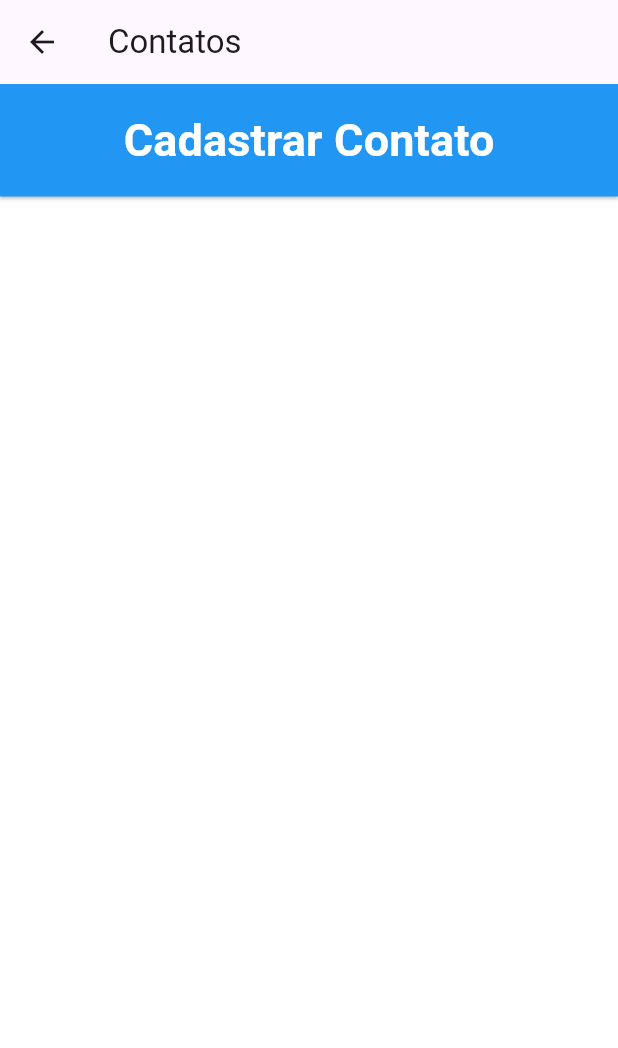
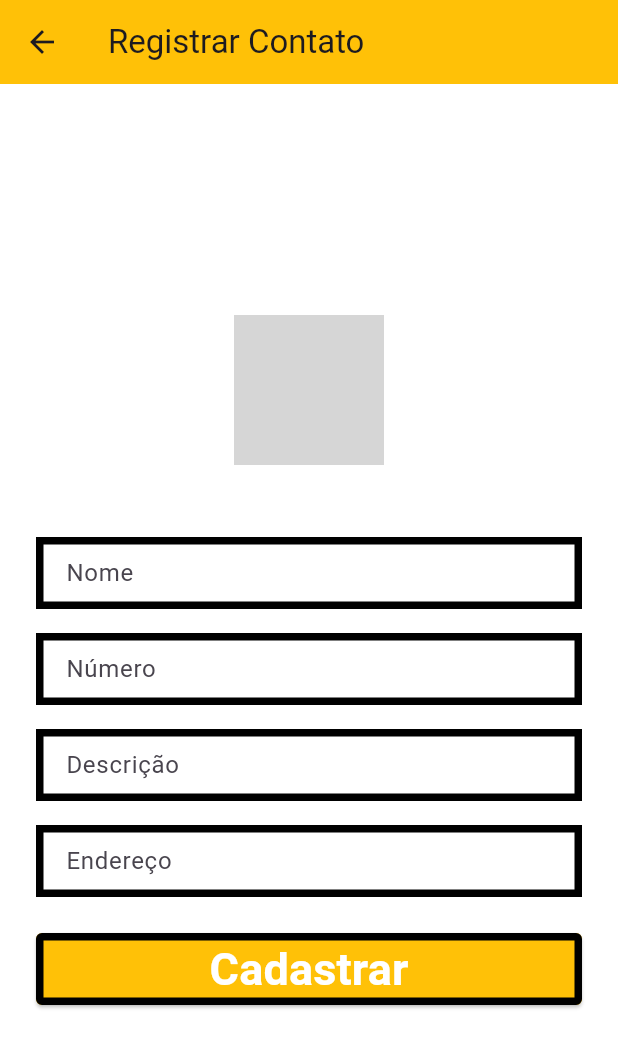
Before and after one commit to alexsousadev/login_dart, a Flutter app: the ListaContatosScreen screen opened by its route, after a tap on "Cadastrar Contato", on a phone screen of 412 x 824 dp. Shown: the top 1048 px of the screen. Run offline on Flutter 3.47's test engine with Material 3 defaults, Android fonts, the light colour scheme and no system bars; our stand-ins replace flutter_dotenv, geocoding, geolocator, google_maps_flutter, supabase_flutter; accounts and stored records are empty; grey boxes are pictures that could not be loaded.

Commit message:
cadastrar contatos

```diff
--- /dev/null
+++ b/lib/env.dart
@@ -0,0 +1,14 @@
+// lib/env_variables.dart
+import 'package:flutter_dotenv/flutter_dotenv.dart';
+
+class EnvVariables {
+  static Future<void> load() async {
+    await dotenv.load(fileName: "../.env");
+  }
+
+  String get mapsKey => dotenv.env['MAPS_KEY']!;
+
+  String get supabaseUrl => dotenv.env['SUPABASE_URL']!;
+
+  String get apiKey => dotenv.env['SUPABASE_KEY']!;
+}
--- a/lib/screens/contatos/listar-contatos.dart
+++ b/lib/screens/contatos/listar-contatos.dart
@@ -1,4 +1,5 @@
 import 'package:flutter/material.dart';
+import 'package:flutter_application_1/screens/contatos/registrar-contato.dart';
 import 'package:flutter_application_1/src/controller/contatos.controller.dart';
 import 'package:supabase_flutter/supabase_flutter.dart';
 
@@ -10,7 +11,6 @@ class ListaContatosScreen extends StatefulWidget {
 }
 
 class ListaContatosScreenState extends State<ListaContatosScreen> {
-
   // trazendo a lista de contatos
   List<dynamic> contatos = [];
   bool isLoading = true;
@@ -62,13 +62,18 @@ class ListaContatosScreenState extends State<ListaContatosScreen> {
               onPressed: () {
                 // Implementar navegação para tela de cadastro
                 print('Cadastrar novo contato');
+                Navigator.push(
+                    context,
+                    MaterialPageRoute(
+                        builder: (context) => const RegistrarContatoScreen()));
               },
               style: ElevatedButton.styleFrom(
                 backgroundColor: Colors.blue,
                 foregroundColor: Colors.white,
                 padding:
                     const EdgeInsets.symmetric(horizontal: 20, vertical: 16),
-                shape: RoundedRectangleBorder(borderRadius: BorderRadius.zero),
+                shape: const RoundedRectangleBorder(
+                    borderRadius: BorderRadius.zero),
               ),
               child: const Text(
                 'Cadastrar Contato',
@@ -152,7 +157,7 @@ class ContatoWidget extends StatelessWidget {
             icon: const Icon(Icons.delete, color: Colors.red),
             onPressed: onDelete,
           ),
-          SizedBox(
+          const SizedBox(
             height: 30,
           ),
         ],
--- a/lib/screens/contatos/registrar-contato.dart
+++ b/lib/screens/contatos/registrar-contato.dart
@@ -0,0 +1,207 @@
+import 'package:flutter/material.dart';
+import 'package:flutter_application_1/env.dart';
+import 'package:supabase_flutter/supabase_flutter.dart';
+import 'package:geocoding/geocoding.dart';
+import 'package:http/http.dart' as http;
+import 'dart:convert';
+
+class RegistrarContatoScreen extends StatelessWidget {
+  const RegistrarContatoScreen({super.key});
+
+  @override
+  Widget build(BuildContext context) {
+    final TextEditingController nomeController = TextEditingController();
+    final TextEditingController numeroController = TextEditingController();
+    final TextEditingController descricaoController = TextEditingController();
+    final TextEditingController enderecoController = TextEditingController();
+
+    double borderValue = 5;
+
+    return Scaffold(
+      backgroundColor: Colors.white,
+      appBar: AppBar(
+        title: const Text('Registrar Contato'),
+        backgroundColor: Colors.amber,
+      ),
+      body: Center(
+        child: SingleChildScrollView(
+          padding: const EdgeInsets.all(24.0),
+          child: Column(
+            mainAxisAlignment: MainAxisAlignment.center,
+            children: [
+              Image.asset(
+                'ifpi.png',
+                height: 100,
+                fit: BoxFit.contain,
+              ),
+              const SizedBox(height: 48),
+
+              // Campo Nome
+              TextField(
+                controller: nomeController,
+                decoration: InputDecoration(
+                  labelText: 'Nome',
+                  enabledBorder: OutlineInputBorder(
+                    borderRadius: BorderRadius.zero,
+                    borderSide:
+                        BorderSide(width: borderValue, color: Colors.black),
+                  ),
+                  focusedBorder: OutlineInputBorder(
+                    borderRadius: BorderRadius.zero,
+                    borderSide:
+                        BorderSide(width: borderValue, color: Colors.blue),
+                  ),
+                  contentPadding:
+                      const EdgeInsets.symmetric(horizontal: 16, vertical: 12),
+                ),
+              ),
+              const SizedBox(height: 16),
+
+              // Campo Número
+              TextField(
+                controller: numeroController,
+                decoration: InputDecoration(
+                  labelText: 'Número',
+                  enabledBorder: OutlineInputBorder(
+                    borderRadius: BorderRadius.zero,
+                    borderSide:
+                        BorderSide(width: borderValue, color: Colors.black),
+                  ),
+                  focusedBorder: OutlineInputBorder(
+                    borderRadius: BorderRadius.zero,
+                    borderSide:
+                        BorderSide(width: borderValue, color: Colors.blue),
+                  ),
+                  contentPadding:
+                      const EdgeInsets.symmetric(horizontal: 16, vertical: 12),
+                ),
+              ),
+              const SizedBox(height: 16),
+
+              // Campo Descrição
+              TextField(
+                controller: descricaoController,
+                decoration: InputDecoration(
+                  labelText: 'Descrição',
+                  enabledBorder: OutlineInputBorder(
+                    borderRadius: BorderRadius.zero,
+                    borderSide:
+                        BorderSide(width: borderValue, color: Colors.black),
+                  ),
+                  focusedBorder: OutlineInputBorder(
+                    borderRadius: BorderRadius.zero,
+                    borderSide:
+                        BorderSide(width: borderValue, color: Colors.blue),
+                  ),
+                  contentPadding:
+                      const EdgeInsets.symmetric(horizontal: 16, vertical: 12),
+                ),
+              ),
+              const SizedBox(height: 16),
+              // Campo Endereço
+              TextField(
+                controller: enderecoController,
+                decoration: InputDecoration(
+                  labelText: 'Endereço',
+                  enabledBorder: OutlineInputBorder(
+                    borderRadius: BorderRadius.zero,
+                    borderSide:
+                        BorderSide(width: borderValue, color: Colors.black),
+                  ),
+                  focusedBorder: OutlineInputBorder(
+                    borderRadius: BorderRadius.zero,
+                    borderSide:
+                        BorderSide(width: borderValue, color: Colors.blue),
+                  ),
+                  contentPadding:
+                      const EdgeInsets.symmetric(horizontal: 16, vertical: 12),
+                ),
+              ),
+              const SizedBox(height: 24),
+
+              // Botão Cadastrar
+              SizedBox(
+                width: double.infinity,
+                height: 48,
+                child: ElevatedButton(
+                  onPressed: () async {
+                    String nome = nomeController.text.trim();
+                    String numero = numeroController.text.trim();
+                    String descricao = descricaoController.text.trim();
+                    String endereco = enderecoController.text.trim();
+
+                    String apikeyMap = EnvVariables().mapsKey;
+
+                    print("chave de api: $apikeyMap");
+
+                    if (endereco.isEmpty) {
+                      print("⚠️ Endereço vazio. Digite um endereço válido.");
+                      return;
+                    }
+
+                    print("Endereço digitado: $endereco");
+
+                    try {
+                      final response = await http.get(Uri.parse(
+                          'https://maps.googleapis.com/maps/api/geocode/json?address=$endereco&key=$apikeyMap'));
+
+                      if (response.statusCode == 200) {
+                        List<dynamic> locations =
+                            json.decode(response.body)['results'];
+
+                        print("Endereço digitado: $locations");
+
+                        if (locations.isEmpty) {
+                          print(
+                              "Nenhuma localização encontrada para: $endereco");
+                          return;
+                        }
+
+                        var location = locations.first['geometry']['location'];
+                        double latitude = location['lat'];
+                        double longitude = location['lng'];
+
+                        print(
+                            'Localização encontrada! Latitude: $latitude, Longitude: $longitude');
+
+                        final insertResponse = await Supabase.instance.client
+                            .from('contatos')
+                            .insert({
+                          'nome_contato': nome,
+                          'numero_telefone': numero,
+                          'contato_descricao': descricao,
+                          'latitude': latitude,
+                          'longitude': longitude,
+                        });
+
+                        Navigator.of(context).pop();
+                      }
+                    } catch (e) {
+                      print("Erro ao obter localização: $e");
+                    }
+                  },
+                  style: ElevatedButton.styleFrom(
+                    backgroundColor: Colors.amber,
+                    foregroundColor: Colors.black,
+                    shape: RoundedRectangleBorder(
+                      borderRadius: BorderRadius.circular(4),
+                      side: const BorderSide(width: 5, color: Colors.black),
+                    ),
+                  ),
+                  child: const Text(
+                    'Cadastrar',
+                    style: TextStyle(
+                      fontSize: 30,
+                      fontWeight: FontWeight.bold,
+                      color: Colors.white,
+                    ),
+                  ),
+                ),
+              ),
+            ],
+          ),
+        ),
+      ),
+    );
+  }
+}
--- a/lib/screens/login.dart
+++ b/lib/screens/login.dart
@@ -54,7 +54,7 @@ class _LoginScreenState extends State<LoginScreen> {
                     borderSide:
                         BorderSide(width: borderValue, color: Colors.blue),
                   ),
-                  contentPadding: EdgeInsets.symmetric(
+                  contentPadding: const EdgeInsets.symmetric(
                     horizontal: 16,
                     vertical: 12,
                   ),
@@ -78,7 +78,7 @@ class _LoginScreenState extends State<LoginScreen> {
                     borderSide:
                         BorderSide(width: borderValue, color: Colors.blue),
                   ),
-                  contentPadding: EdgeInsets.symmetric(
+                  contentPadding: const EdgeInsets.symmetric(
                     horizontal: 16,
                     vertical: 12,
                   ),
@@ -129,7 +129,7 @@ class _LoginScreenState extends State<LoginScreen> {
                     foregroundColor: Colors.black,
                     shape: RoundedRectangleBorder(
                       borderRadius: BorderRadius.circular(4),
-                      side: BorderSide(width: 5, color: Colors.black),
+                      side: const BorderSide(width: 5, color: Colors.black),
                     ),
                   ),
                   child: const Text(
--- a/lib/screens/registro.dart
+++ b/lib/screens/registro.dart
@@ -130,7 +130,7 @@ class CadastroScreen extends StatelessWidget {
                     foregroundColor: Colors.black,
                     shape: RoundedRectangleBorder(
                       borderRadius: BorderRadius.circular(4),
-                      side: BorderSide(width: 5, color: Colors.black),
+                      side: const BorderSide(width: 5, color: Colors.black),
                     ),
                   ),
                   child: const Text(
--- a/pubspec.yaml
+++ b/pubspec.yaml
@@ -37,6 +37,7 @@ dependencies:
   flutter_polyline_points: ^2.1.0
   location: ^5.0.3
   http: ^1.3.0
+  geocoding: ^2.0.0
 
   # The following adds the Cupertino Icons font to your application.
   # Use with the CupertinoIcons class for iOS style icons.
```
Also changed, not shown: lib/main.dart (+22 -6 lines), lib/screens/mapa.dart (+6 -7 lines), lib/src/controller/mapa.controller.dart (+8 -8 lines), pubspec.lock, 1 other file.
